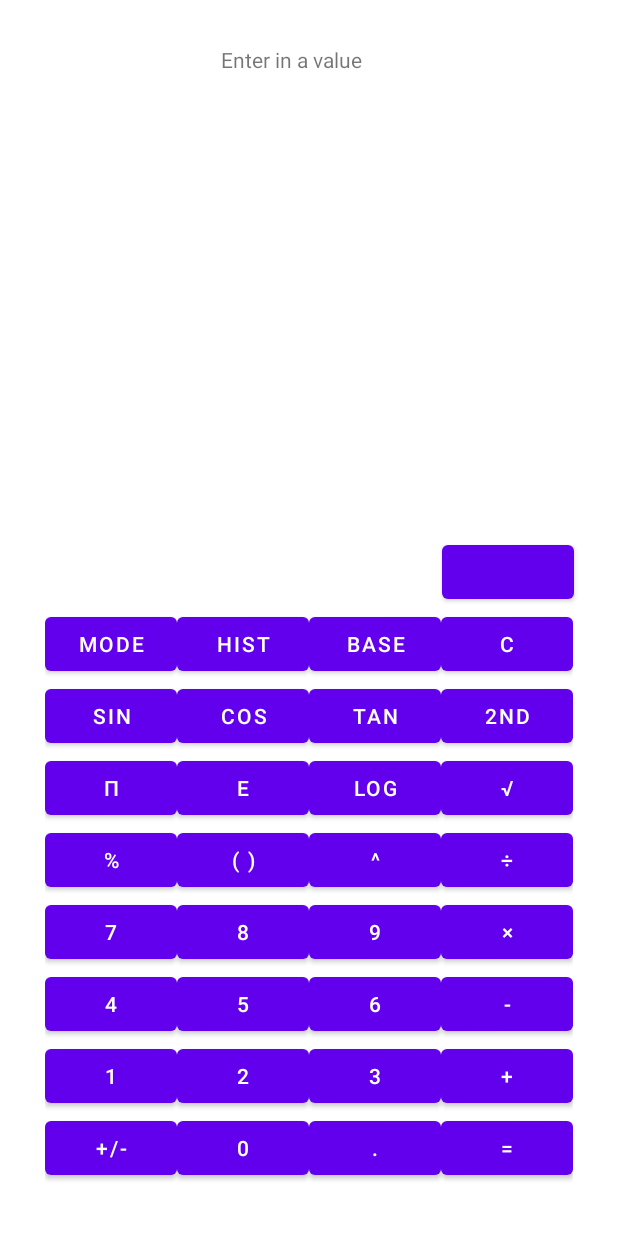
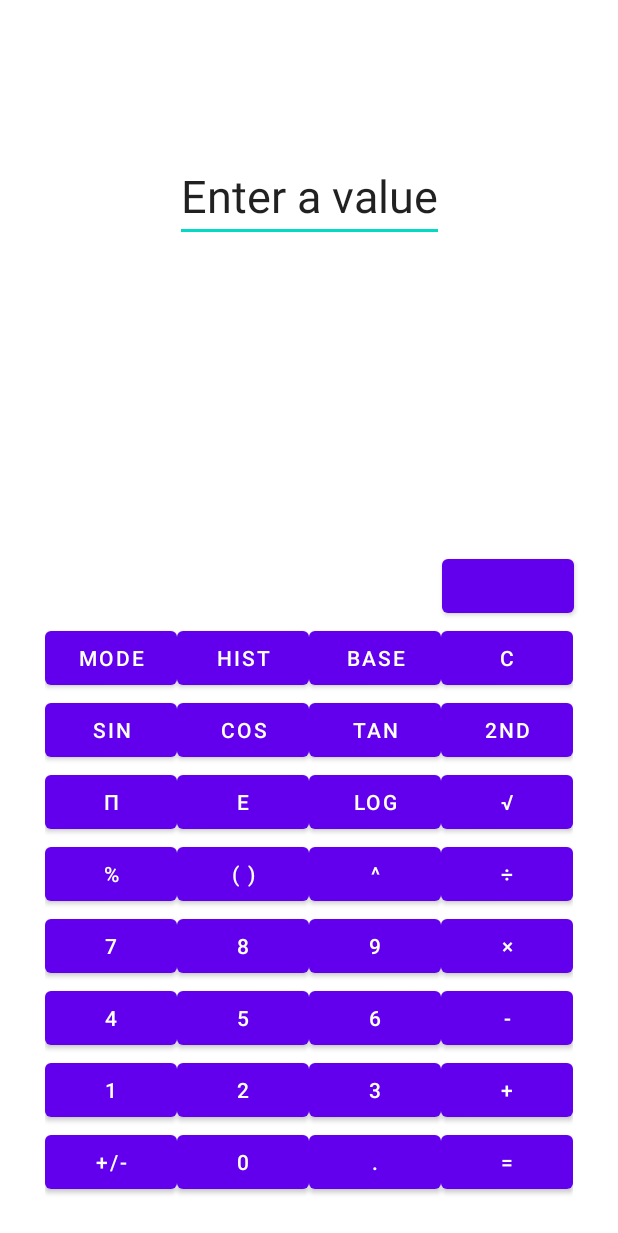
Before and after one commit to anthonysilva98/Group-5-Project, an Android app: the layout advanced_ui.xml on its own in the app's theme, with its tools: preview values and no code run, on a phone screen of 412 x 824 dp. Shown: the top 1233 px of the screen. Run offline under Robolectric (Android 15) with nearby library versions, the phone set to English and light mode, and no system bars.

```diff
--- a/app/src/main/res/layout/advanced_ui.xml
+++ b/app/src/main/res/layout/advanced_ui.xml
@@ -4,7 +4,9 @@
     xmlns:tools="http://schemas.android.com/tools"
     android:layout_width="match_parent"
     android:layout_height="match_parent"
+    android:onClick="onebutton"
     tools:context=".MainActivity">
+<!--    Shane-->
 
     <TableLayout
         android:id="@+id/tableLayout"
@@ -87,28 +89,28 @@
             android:layout_height="match_parent">
 
             <Button
-                android:id="@+id/buttonfour"
+                android:id="@+id/buttonPi"
                 android:layout_width="wrap_content"
                 android:layout_height="wrap_content"
                 android:layout_weight="1"
                 android:text="@string/pi" />
 
             <Button
-                android:id="@+id/button3"
+                android:id="@+id/buttonE"
                 android:layout_width="wrap_content"
                 android:layout_height="wrap_content"
                 android:layout_weight="1"
                 android:text="@string/e" />
 
             <Button
-                android:id="@+id/button2"
+                android:id="@+id/buttonLog"
                 android:layout_width="wrap_content"
                 android:layout_height="wrap_content"
                 android:layout_weight="1"
                 android:text="@string/log" />
 
             <Button
-                android:id="@+id/button"
+                android:id="@+id/buttonRoot"
                 android:layout_width="wrap_content"
                 android:layout_height="wrap_content"
                 android:layout_weight="1"
@@ -127,7 +129,7 @@
                 android:text="@string/modulo" />
 
             <Button
-                android:id="@+id/button7"
+                android:id="@+id/buttonParentheses"
                 android:layout_width="wrap_content"
                 android:layout_height="wrap_content"
                 android:layout_weight="1"
@@ -153,28 +155,31 @@
             android:layout_height="match_parent">
 
             <Button
-                android:id="@+id/button12"
+                android:id="@+id/button7"
                 android:layout_width="wrap_content"
                 android:layout_height="wrap_content"
                 android:layout_weight="1"
+                android:onClick="sevenbutton"
                 android:text="@string/seven" />
 
             <Button
-                android:id="@+id/button11"
+                android:id="@+id/button8"
                 android:layout_width="wrap_content"
                 android:layout_height="wrap_content"
                 android:layout_weight="1"
+                android:onClick="eightbutton"
                 android:text="@string/eight" />
 
             <Button
-                android:id="@+id/button10"
+                android:id="@+id/button9"
                 android:layout_width="wrap_content"
                 android:layout_height="wrap_content"
                 android:layout_weight="1"
+                android:onClick="ninebutton"
                 android:text="@string/nine" />
 
             <Button
-                android:id="@+id/button9"
+                android:id="@+id/buttonX"
                 android:layout_width="wrap_content"
                 android:layout_height="wrap_content"
                 android:layout_weight="1"
@@ -186,24 +191,27 @@
             android:layout_height="match_parent">
 
             <Button
-                android:id="@+id/button16"
+                android:id="@+id/button4"
                 android:layout_width="wrap_content"
                 android:layout_height="wrap_content"
                 android:layout_weight="1"
+                android:onClick="fourbutton"
                 android:text="@string/four" />
 
             <Button
-                android:id="@+id/button15"
+                android:id="@+id/button5"
                 android:layout_width="wrap_content"
                 android:layout_height="wrap_content"
                 android:layout_weight="1"
+                android:onClick="fivebutton"
                 android:text="@string/five" />
 
             <Button
-                android:id="@+id/button14"
+                android:id="@+id/button6"
                 android:layout_width="wrap_content"
                 android:layout_height="wrap_content"
                 android:layout_weight="1"
+                android:onClick="sixbutton"
                 android:text="@string/six" />
 
             <Button
@@ -219,24 +227,28 @@
             android:layout_height="match_parent">
 
             <Button
-                android:id="@+id/button20"
+                android:id="@+id/button1"
                 android:layout_width="wrap_content"
                 android:layout_height="wrap_content"
                 android:layout_weight="1"
+                android:onClick="onebutton"
                 android:text="@string/one" />
 
+
             <Button
-                android:id="@+id/button19"
+                android:id="@+id/button2"
                 android:layout_width="wrap_content"
                 android:layout_height="wrap_content"
                 android:layout_weight="1"
+                android:onClick="twobutton"
                 android:text="@string/two" />
 
             <Button
-                android:id="@+id/button18"
+                android:id="@+id/button3"
                 android:layout_width="wrap_content"
                 android:layout_height="wrap_content"
                 android:layout_weight="1"
+                android:onClick="threebutton"
                 android:text="@string/three" />
 
             <Button
@@ -270,6 +282,7 @@
                 android:layout_width="wrap_content"
                 android:layout_height="wrap_content"
                 android:layout_weight="1"
+                android:onClick="threebutton"
                 android:text="@string/point" />
 
             <Button
@@ -281,12 +294,14 @@
         </TableRow>
     </TableLayout>
 
-    <TextView
+    <EditText
         android:id="@+id/outputBox"
-        android:layout_width="118dp"
-        android:layout_height="23dp"
-        android:layout_marginTop="30dp"
-        android:text="@string/display"
+        android:layout_width="wrap_content"
+        android:layout_height="wrap_content"
+        android:layout_marginTop="100dp"
+        android:autofillHints="false"
+        android:text="@string/answerBox"
+        android:textSize="30sp"
         app:layout_constraintEnd_toEndOf="parent"
         app:layout_constraintStart_toStartOf="parent"
         app:layout_constraintTop_toTopOf="parent" />
```
